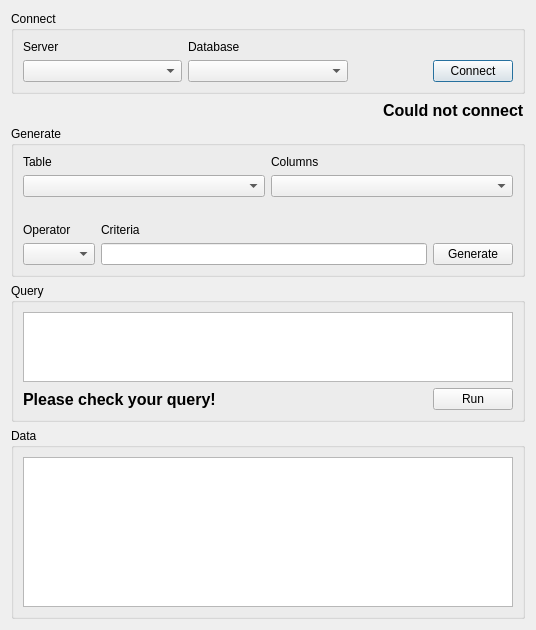
Qt form Smart_query_tool.ui (sedatsever/Query-Tool) before a commit.
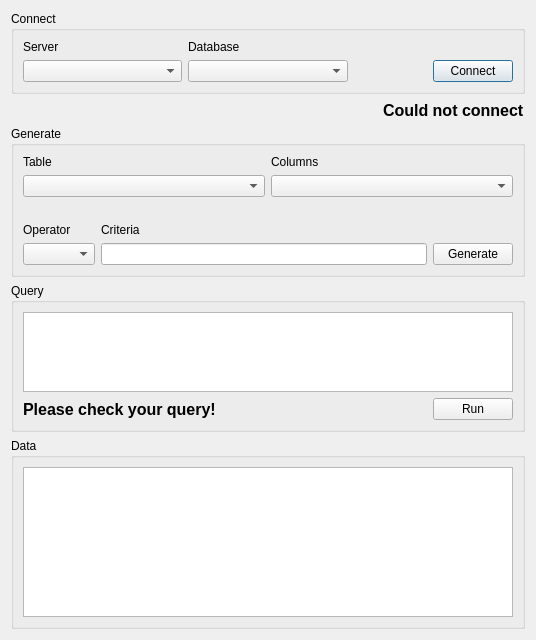
The same form after that commit.

```diff
--- a/Smart_query_tool.ui
+++ b/Smart_query_tool.ui
@@ -169,7 +169,32 @@
      </property>
      <layout class="QVBoxLayout" name="verticalLayout_4">
       <item>
-       <widget class="QTextEdit" name="q_textEdit"/>
+       <widget class="QTextEdit" name="q_textEdit">
+        <property name="sizePolicy">
+         <sizepolicy hsizetype="Expanding" vsizetype="Fixed">
+          <horstretch>0</horstretch>
+          <verstretch>0</verstretch>
+         </sizepolicy>
+        </property>
+        <property name="minimumSize">
+         <size>
+          <width>0</width>
+          <height>80</height>
+         </size>
+        </property>
+        <property name="maximumSize">
+         <size>
+          <width>16777215</width>
+          <height>100</height>
+         </size>
+        </property>
+        <property name="baseSize">
+         <size>
+          <width>0</width>
+          <height>0</height>
+         </size>
+        </property>
+       </widget>
       </item>
       <item>
        <layout class="QHBoxLayout" name="horizontalLayout_4">
```
